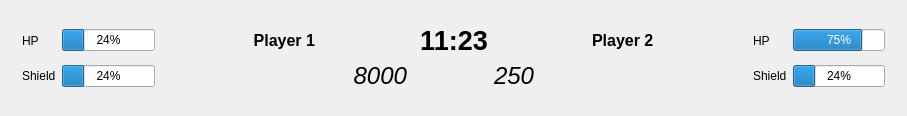
Before: the Qt Designer form Starfighter4K/res/ui/HUDWidget.ui in sebva/Starfighter4K, drawn with Qt 5.
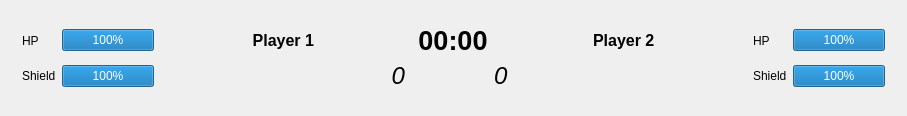
After: the same form once the commit is applied. Icons and pictures are not drawn.

What changed in the file:
```diff
--- a/Starfighter4K/res/ui/HUDWidget.ui
+++ b/Starfighter4K/res/ui/HUDWidget.ui
@@ -37,7 +37,7 @@
          </font>
         </property>
         <property name="text">
-         <string notr="true">11:23</string>
+         <string notr="true">00:00</string>
         </property>
         <property name="alignment">
          <set>Qt::AlignCenter</set>
@@ -64,28 +64,28 @@
       <item row="0" column="11">
        <widget class="QProgressBar" name="p2_hp">
         <property name="value">
-         <number>75</number>
+         <number>100</number>
         </property>
        </widget>
       </item>
       <item row="1" column="2">
        <widget class="QProgressBar" name="p1_shield">
         <property name="value">
-         <number>24</number>
+         <number>100</number>
         </property>
        </widget>
       </item>
       <item row="0" column="2">
        <widget class="QProgressBar" name="p1_hp">
         <property name="value">
-         <number>24</number>
+         <number>100</number>
         </property>
        </widget>
       </item>
       <item row="1" column="11">
        <widget class="QProgressBar" name="p2_shield">
         <property name="value">
-         <number>24</number>
+         <number>100</number>
         </property>
        </widget>
       </item>
@@ -131,7 +131,7 @@
          </font>
         </property>
         <property name="text">
-         <string notr="true">8000</string>
+         <string notr="true">0</string>
         </property>
         <property name="alignment">
          <set>Qt::AlignRight|Qt::AlignTrailing|Qt::AlignVCenter</set>
@@ -152,7 +152,7 @@
          </font>
         </property>
         <property name="text">
-         <string notr="true">250</string>
+         <string notr="true">0</string>
         </property>
        </widget>
       </item>
```
Left out of the diff: 52 changed lines with no effect on the pictures.
